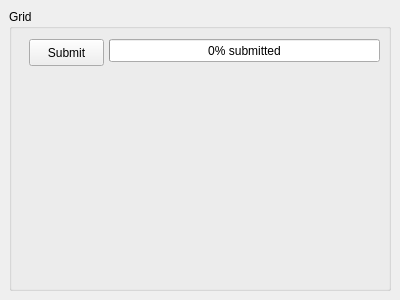
Before: the Qt Designer form PAConsole/res/wgGrid.ui in AnarManafov/PoD, drawn with Qt 5.
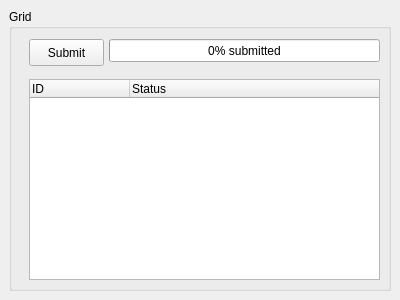
After: the same form once the commit is applied.

Commit message: PAConsole_modified: developing methods which will show status of Grid Jobs on the GUI

The edit to the form file:
```diff
--- a/PAConsole/res/wgGrid.ui
+++ b/PAConsole/res/wgGrid.ui
@@ -59,6 +59,29 @@
        <string>%p% submitted</string>
       </property>
      </widget>
+     <widget class="QTreeWidget" name="treeJobs" >
+      <property name="geometry" >
+       <rect>
+        <x>20</x>
+        <y>70</y>
+        <width>351</width>
+        <height>201</height>
+       </rect>
+      </property>
+      <property name="alternatingRowColors" >
+       <bool>false</bool>
+      </property>
+      <column>
+       <property name="text" >
+        <string>ID</string>
+       </property>
+      </column>
+      <column>
+       <property name="text" >
+        <string>Status</string>
+       </property>
+      </column>
+     </widget>
     </widget>
    </item>
   </layout>
```
The commit also changes 6 other files.
